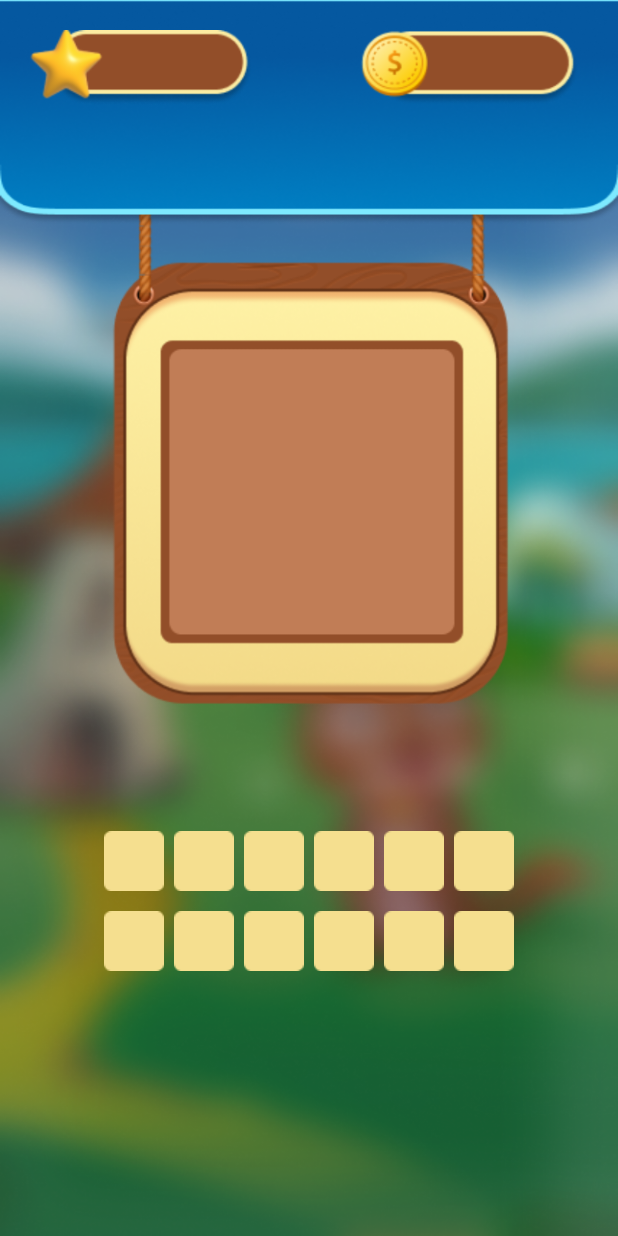
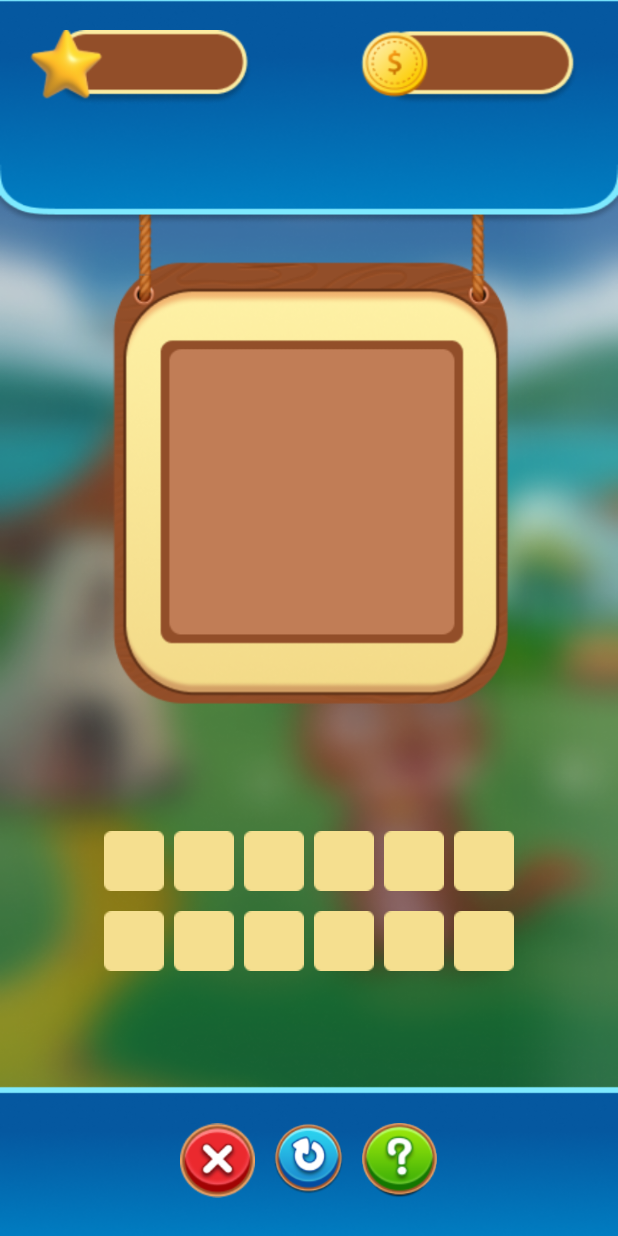
Before and after one commit to Nkrinal/Logo_Quest, an Android app: the ShowImage screen opened directly, with no data from a screen before it, on a phone screen of 412 x 824 dp. Run offline under Robolectric (Android 15) with nearby library versions, the phone set to English and light mode, and no system bars; 1 statement that could not run was skipped.

Commit message:
show level to add bottom

```diff
--- a/app/src/main/res/layout/activity_loading_screen.xml
+++ b/app/src/main/res/layout/activity_loading_screen.xml
@@ -11,9 +11,9 @@
     <ImageView
         android:id="@+id/im"
         app:layout_constraintVertical_bias="0.1"
-        android:layout_width="300dp"
-        android:layout_height="187dp"
-        android:background="@drawable/logo"
+        android:layout_width="200dp"
+        android:layout_height="200dp"
+        android:src="@drawable/logo"
         app:layout_constraintBottom_toBottomOf="parent"
         app:layout_constraintEnd_toEndOf="parent"
         app:layout_constraintStart_toStartOf="parent"
--- a/app/src/main/res/layout/activity_main.xml
+++ b/app/src/main/res/layout/activity_main.xml
@@ -10,8 +10,8 @@
 
     <ImageView
         android:src="@drawable/logo"
-        android:layout_width="wrap_content"
-        android:layout_height="wrap_content"
+        android:layout_width="200dp"
+        android:layout_height="200dp"
         app:layout_constraintBottom_toBottomOf="parent"
         app:layout_constraintEnd_toEndOf="parent"
         app:layout_constraintStart_toStartOf="parent"
--- a/app/src/main/res/layout/activity_show_image.xml
+++ b/app/src/main/res/layout/activity_show_image.xml
@@ -90,6 +90,7 @@
         app:layout_constraintVertical_bias="0.2" />
 
     <TextView
+        android:id="@+id/textView"
         android:layout_width="wrap_content"
         android:layout_height="wrap_content"
         android:fontFamily="@font/font"
@@ -165,4 +166,47 @@
             android:orientation="horizontal" />
     </LinearLayout>
 
+    <androidx.constraintlayout.widget.ConstraintLayout
+        app:layout_constraintVertical_bias="1"
+        android:layout_width="match_parent"
+        android:layout_height="100dp"
+        android:background="@drawable/bottomimg"
+        app:layout_constraintBottom_toBottomOf="parent"
+        app:layout_constraintEnd_toEndOf="parent"
+        app:layout_constraintStart_toStartOf="parent"
+        app:layout_constraintTop_toTopOf="parent">
+
+        <LinearLayout
+            android:layout_width="match_parent"
+            android:layout_height="match_parent"
+            android:gravity="center"
+            app:layout_constraintBottom_toBottomOf="parent"
+            app:layout_constraintEnd_toEndOf="parent"
+            app:layout_constraintStart_toStartOf="parent"
+            app:layout_constraintTop_toTopOf="parent">
+
+            <ImageView
+                android:layout_marginLeft="5dp"
+                android:layout_marginRight="5dp"
+                android:layout_width="50dp"
+                android:layout_height="50dp"
+                android:src="@drawable/closebutton" />
+
+            <ImageView
+                android:layout_marginLeft="5dp"
+                android:layout_marginRight="5dp"
+                android:layout_width="50dp"
+                android:layout_height="50dp"
+                android:src="@drawable/repalybutton" />
+
+            <ImageView
+                android:layout_marginLeft="5dp"
+                android:layout_marginRight="5dp"
+                android:layout_width="50dp"
+                android:layout_height="50dp"
+                android:background="@drawable/helpbutton"
+                android:src="@drawable/helpbutton" />
+        </LinearLayout>
+    </androidx.constraintlayout.widget.ConstraintLayout>
+
 </androidx.constraintlayout.widget.ConstraintLayout>
```
Also changed, not shown: app/src/main/res/drawable/bottomimg.png (added), app/src/main/res/drawable/closebutton.png (added).
